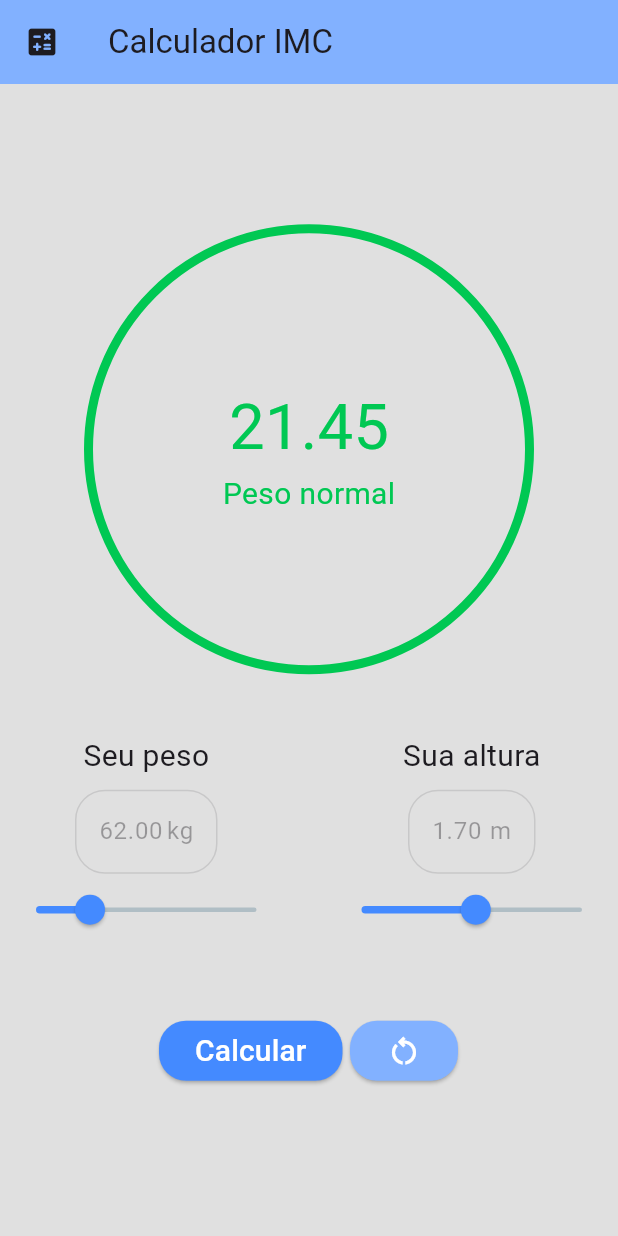
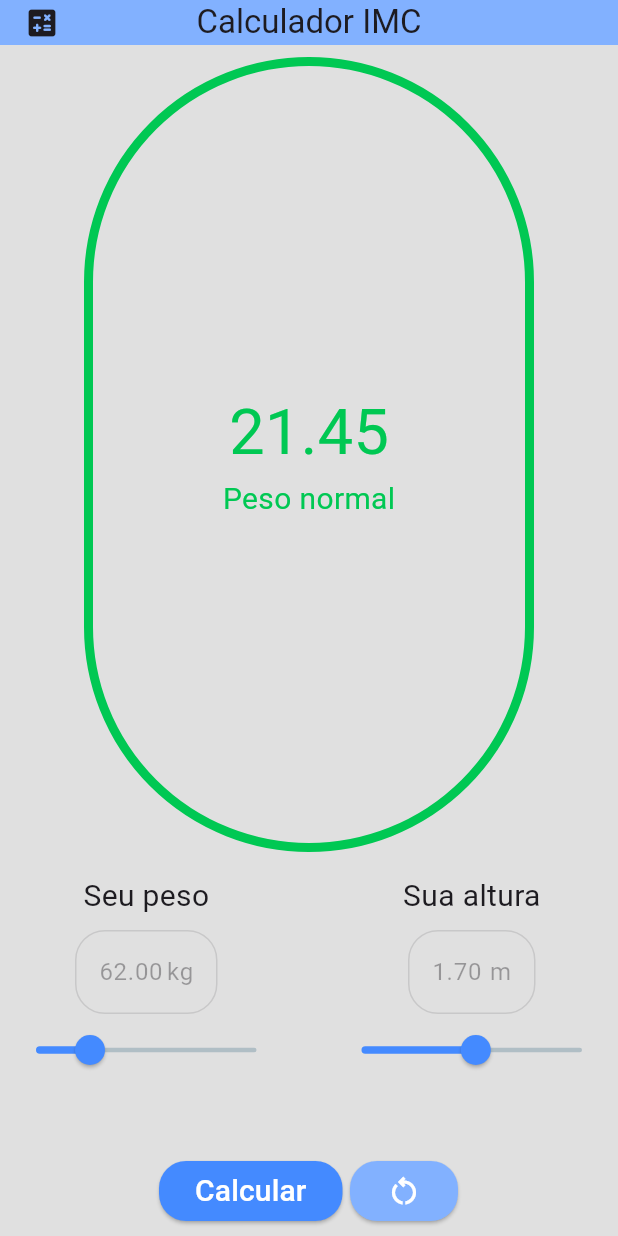
Before and after one commit to diegossantana/calculadoraimc, a Flutter app: the screen it shows after launch, after a tap on "Calcular", on a phone screen of 412 x 824 dp. Run offline on Flutter 3.47's test engine with Material 3 defaults, Android fonts, the phone set to English and light mode, and no system bars.

Commit message:
App final, totalmente responsivo quanto a tamanho de dispositivos.

```diff
--- a/lib/info_imc.dart
+++ b/lib/info_imc.dart
@@ -14,7 +14,8 @@ class InfoImc extends StatelessWidget {
 
   @override
   Widget build(BuildContext context) {
-    return Container(
+    return Expanded(
+      child: Container(
         width: 300,
         height: 300,
         decoration: BoxDecoration(
@@ -34,6 +35,7 @@ class InfoImc extends StatelessWidget {
             ),
           ],
         ),
+      ),
     );
   }
 }
--- a/lib/minha_calculadora_de_imc.dart
+++ b/lib/minha_calculadora_de_imc.dart
@@ -47,8 +47,11 @@ class _MinhaCalculadoraDeImcState extends State<MinhaCalculadoraDeImc> {
         title: Text('Calculador IMC'),
         leading: Icon(Icons.calculate_rounded),
         backgroundColor: Colors.blueAccent.shade100,
+        toolbarHeight: 30,
+        centerTitle: true,
       ),
       body: Container(
+        padding: EdgeInsets.fromLTRB(0, 8, 0, 0),
         width: double.infinity,
         child: Column(
           mainAxisAlignment: MainAxisAlignment.center,
@@ -61,7 +64,7 @@ class _MinhaCalculadoraDeImcState extends State<MinhaCalculadoraDeImc> {
                   imc: imc,
                   classificacao: classificacao,
                 ),
-            SizedBox(height: 40),
+            SizedBox(height: 15),
             Row(
               mainAxisAlignment: MainAxisAlignment.center,
               children: [
```
Lines whose indentation alone changed are shown as unchanged.
